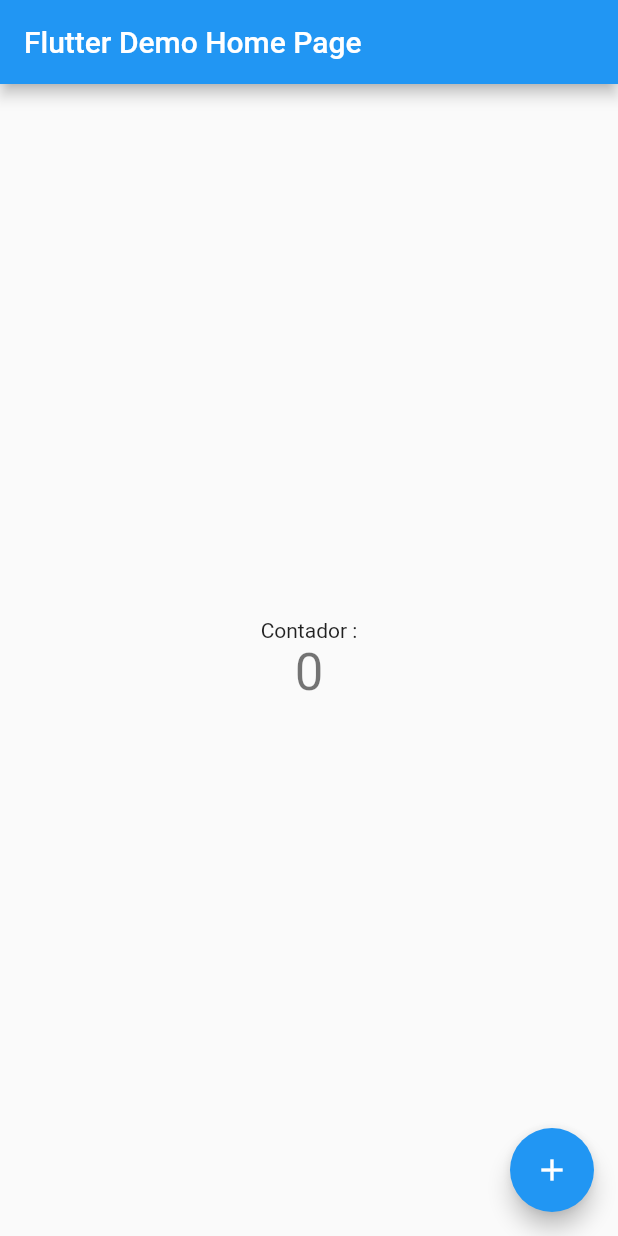
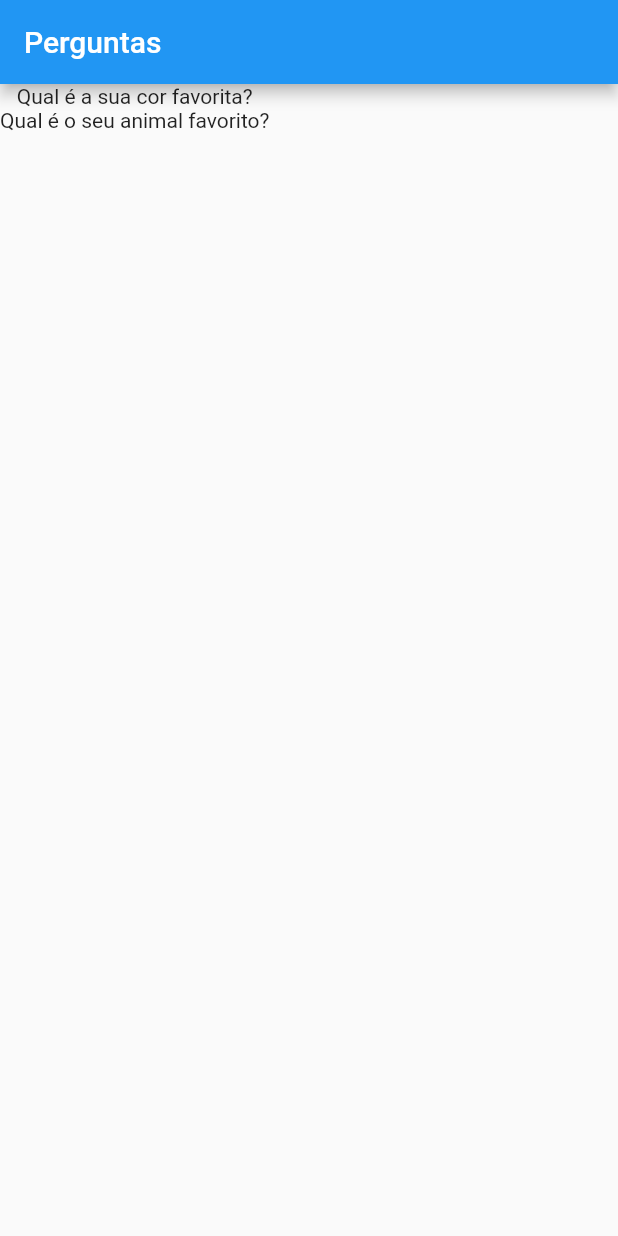
Before and after one commit to Juancjc/curso_flutter, a Flutter app: the screen it shows after launch, on a phone screen of 412 x 824 dp. Run offline on Flutter 3.47's test engine with Material 2 defaults, Android fonts, the phone set to English and light mode, and no system bars.

Commit message:
column e list string

```diff
--- a/projeto_perguntas/lib/main.dart
+++ b/projeto_perguntas/lib/main.dart
@@ -1,72 +1,29 @@
 import 'package:flutter/material.dart';
 
-void main() {
-  runApp(MyApp());
-}
 
-class MyApp extends StatelessWidget {
+
+main() => runApp(new PerguntaApp());
+
+
+class PerguntaApp extends StatelessWidget {
   @override
   Widget build(BuildContext context) {
+    final /*List<String>*/perguntas = [
+      'Qual é a sua cor favorita?',
+      'Qual é o seu animal favorito?',
+    ];
     return MaterialApp(
-      title: 'Flutter Demo',
-      theme: ThemeData(
-        primarySwatch: Colors.blue,
-        visualDensity: VisualDensity.adaptivePlatformDensity,
+      home: Scaffold(   //me permite criar o corpo do app
+        appBar: AppBar(
+          title: Text('Perguntas'),
+        ),
+        body: Column(
+          children: [
+            Text(perguntas.elementAt(0)),
+            Text(perguntas[1])
+          ],
+        ),
       ),
-      home: MyHomePage(title: 'Flutter Demo Home Page'),
     );
   }
 }
-
-class MyHomePage extends StatefulWidget {
-  MyHomePage({Key key, this.title}) : super(key: key);
-
-
-  final String title;
-
-  @override
-  _MyHomePageState createState() => _MyHomePageState();
-}
-
-class _MyHomePageState extends State<MyHomePage> {
-  int _counter = 0;
-
-  void _incrementCounter() {
-    setState(() {
-
-      _counter++;
-    });
-  }
-
-  @override
-  Widget build(BuildContext context) {
-
-    return Scaffold(
-      appBar: AppBar(
-
-        title: Text(widget.title),
-      ),
-      body: Center(
-
-        child: Column(
-
-          mainAxisAlignment: MainAxisAlignment.center,
-          children: <Widget>[
-            Text(
-              'Contador :',
-            ),
-            Text(
-              '$_counter',
-              style: Theme.of(context).textTheme.headline4,
-            ),
-          ],
-        ),
-      ),
-      floatingActionButton: FloatingActionButton(
-        onPressed: _incrementCounter,
-        tooltip: 'Increment',
-        child: Icon(Icons.add),
-      ), // This trailing comma makes auto-formatting nicer for build methods.
-    );
-  }
-}
```
Also changed, not shown: Exercicios/exercicio.dart (+46 -1 lines).
